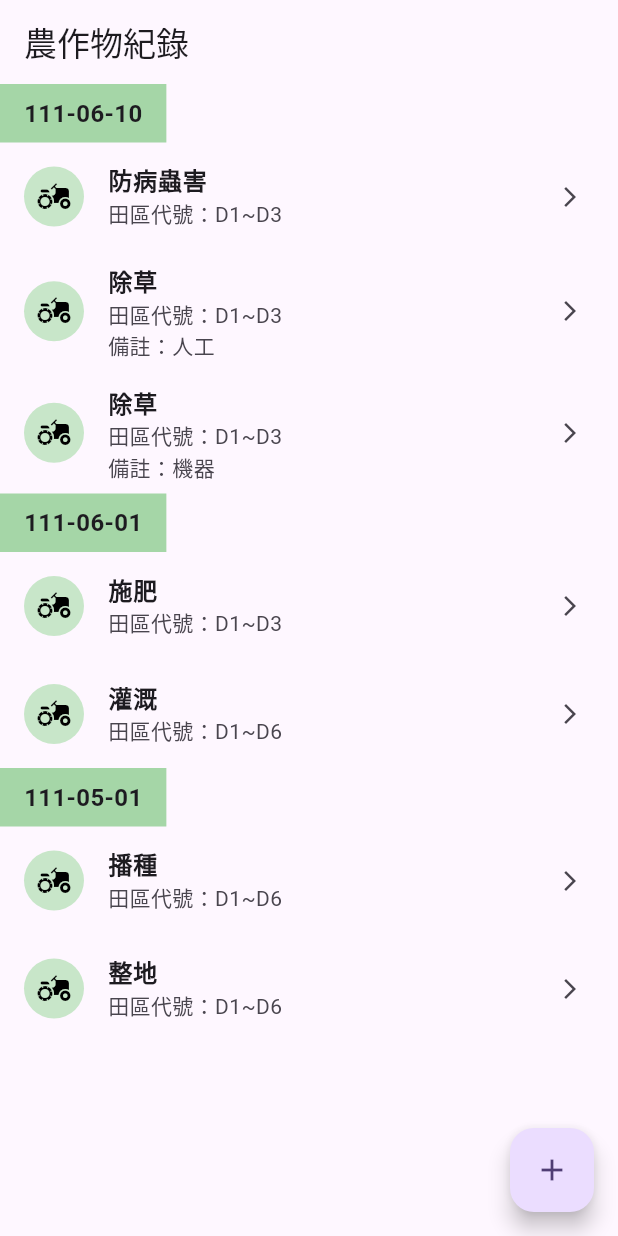
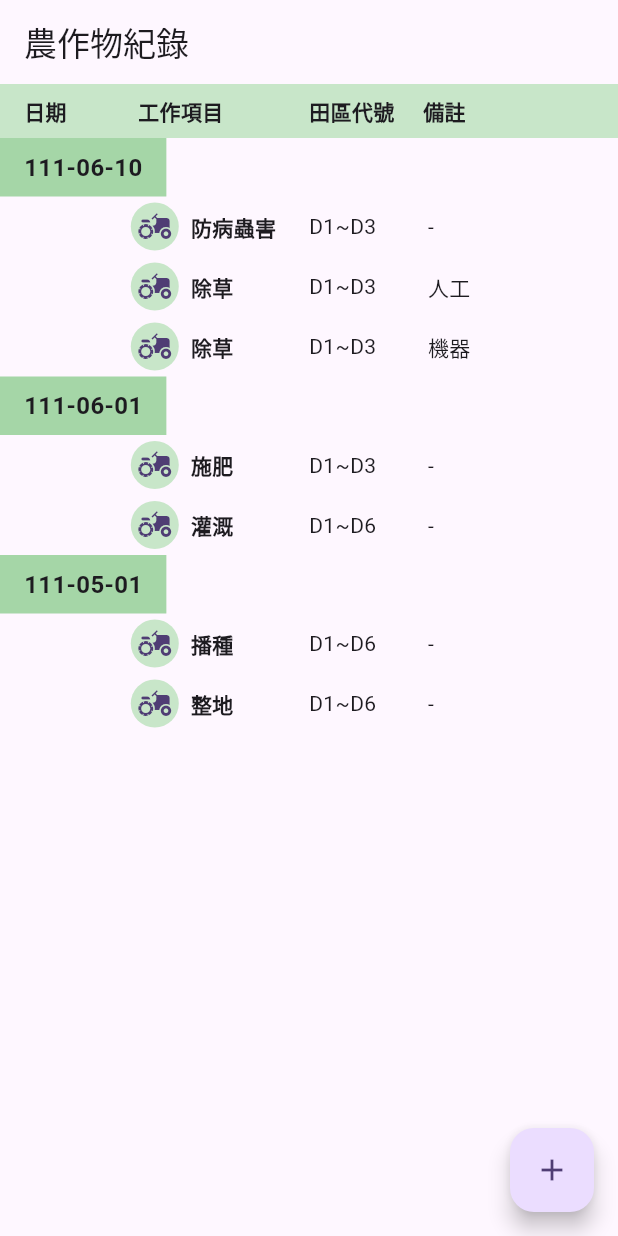
Before and after one commit to duck0000627/no.15_flutter, a Flutter app: the screen it shows after launch, on a phone screen of 412 x 824 dp. Run offline on Flutter 3.47's test engine with Material 3 defaults, Android fonts, the phone set to English and light mode, and no system bars.

Commit message:
增加表頭，排版從ListTile改成Padding

```diff
--- a/lib/screens/home/home_screen.dart
+++ b/lib/screens/home/home_screen.dart
@@ -24,10 +24,26 @@ class HomeScreen extends StatelessWidget{
     return Scaffold(
       appBar: AppBar(title: const Text('農作物紀錄'),),
       body:ListView(
-          children: groupedRecords.entries.map((entry){
+          children:[
+            //標題
+            Container(
+              color: Colors.green[100],
+              padding: const EdgeInsets.symmetric(horizontal: 16, vertical: 8),
+              child: Row(
+                children: const [
+                  Expanded(flex: 2,child: Text('日期', style: TextStyle(fontWeight: FontWeight.bold))),
+                  Expanded(flex: 3,child: Text('工作項目', style: TextStyle(fontWeight: FontWeight.bold))),
+                  Expanded(flex: 2,child: Text('田區代號', style: TextStyle(fontWeight: FontWeight.bold))),
+                  Expanded(flex: 3,child: Text('備註', style: TextStyle(fontWeight: FontWeight.bold))),
+                ],
+              ),
+            ),
+            //分組資料
+            ...groupedRecords.entries.map((entry){
               return Column(
                   crossAxisAlignment: CrossAxisAlignment.start,
                   children: [
+                    //日期欄位
                     Container(
                       color: Colors.green[200],
                       padding: const EdgeInsets.symmetric(horizontal: 16, vertical: 8),
@@ -37,42 +53,57 @@ class HomeScreen extends StatelessWidget{
                       ),
                     ),
 
+                    //每筆資料
                     ...entry.value.map((record){
-                  return ListTile(
-                    leading: CircleAvatar(
+                      return Padding(
+                        padding: const EdgeInsets.symmetric(horizontal: 8, vertical: 4),
+                        child: Row(
+                          children: [
+                            // 空出日期欄位的寬度，讓對齊
+                            const Expanded(flex: 2, child: SizedBox()),
+
+                            // 工作項目
+                            Expanded(
+                              flex: 3,
+                              child: Row(
+                                children: [
+                                  CircleAvatar(
                                     backgroundColor: Colors.green[100],
-                      child: const Icon(Icons.agriculture, color: Colors.black),
+                                    radius: 16,
+                                    child: const Icon(Icons.agriculture),
                                   ),
-
-                    // 工作項目（粗體）
-                    title: Text(
+                                  const SizedBox(width: 8,),
+                                  Text(
                                     record['task']!,
                                     style: const TextStyle(fontWeight: FontWeight.bold),
                                   ),
-
-                    // 田區代號與備註（多行）
-                    subtitle: Column(
-                      crossAxisAlignment: CrossAxisAlignment.start,
-                      children: [
-                        Text('田區代號：${record['field']}'),
-                        if (record['note'] != null && record['note']!.isNotEmpty)
-                          Text('備註：${record['note']}'),
                                 ],
                               ),
+                            ),
 
-                    // 右側箭頭圖示
-                    trailing: const Icon(Icons.arrow_forward_ios, size: 16),
+                            //田區代號
+                            Expanded(flex: 2,child: Text(record['field']!)),
+
+                            //備註
+                            Expanded(
+                              flex: 3,
+                              child: Text(record['note']!.isEmpty ? '-' : record['note']!),
+                            ),
+                          ],
+                        ),
                       );
                     }).toList(),
                   ],
               );
             }).toList(),
+          ],
       ),
 
       floatingActionButton: FloatingActionButton(
         onPressed: (){},
         child: const Icon(Icons.add),
       ),
+
     );
   }
 }
```
Lines whose indentation alone changed are shown as unchanged.
